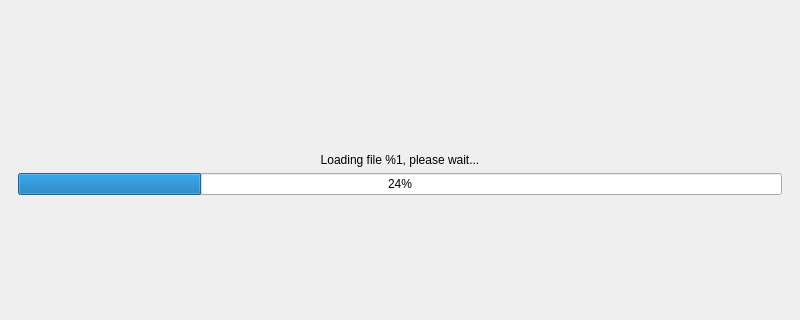
Before: the Qt Designer form gui/mainwindow.ui in KDE/heaptrack, drawn with Qt 5; both pictures show x 0 to 800 and y 126 to 446 of the 800 by 600 pixel window.
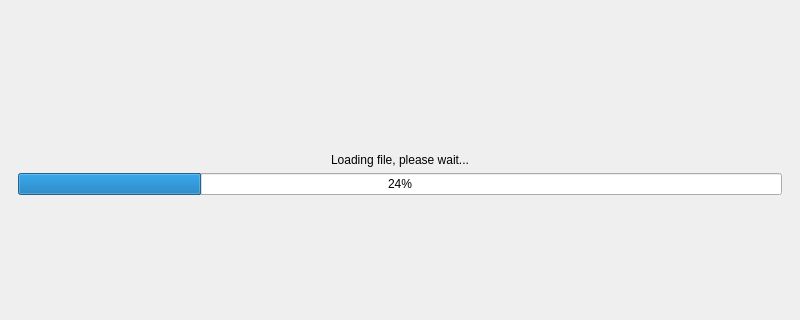
After: the same form once the commit is applied. The open tabs and pages were chosen to show the change. Custom widgets are drawn as their Qt base class.

Commit message: Remove warning about bogus translation.

```diff
--- a/gui/mainwindow.ui
+++ b/gui/mainwindow.ui
@@ -49,7 +49,7 @@
         <item>
          <widget class="QLabel" name="loadingLabel">
           <property name="text">
-           <string>Loading file %1, please wait...</string>
+           <string notr="true">Loading file, please wait...</string>
           </property>
           <property name="alignment">
            <set>Qt::AlignCenter</set>
```
